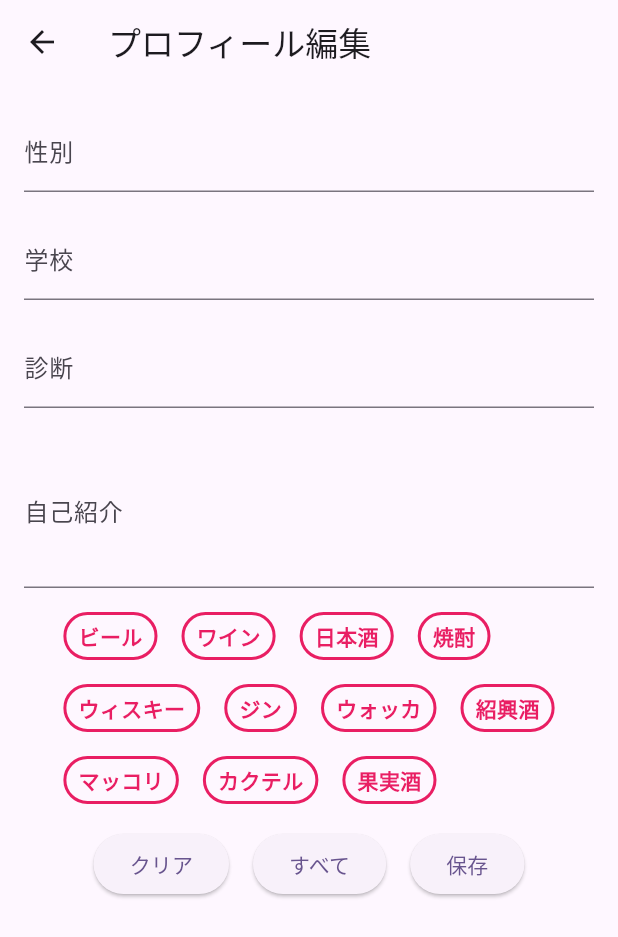
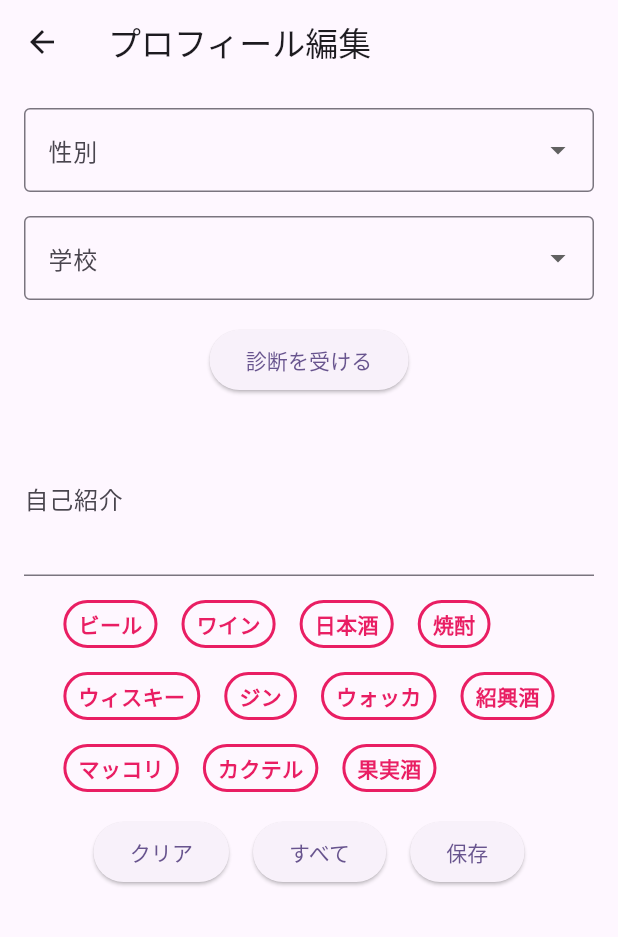
Before and after one commit to itc-s22004/GraduationFlutter, a Flutter app: the EditProfileScreen screen opened directly, on a phone screen of 412 x 824 dp. Shown: the top 937 px of the screen. Run offline on Flutter 3.47's test engine with Material 3 defaults, Android fonts, the phone set to English and light mode, and no system bars; our stand-ins replace appinio_swiper, cloud_firestore, firebase_auth, firebase_core, flutter_dotenv, flutter_riverpod and 2 more; accounts and stored records are empty; statements that could not run were skipped.

Commit message:
編集する画面を少し変更

```diff
--- a/lib/comp/tag.dart
+++ b/lib/comp/tag.dart
@@ -58,7 +58,7 @@ class _TagState extends State<Tag> {
     Navigator.push(
       context,
       MaterialPageRoute(
-        builder: (context) => Mbti(data: widget.email),
+        builder: (context) => Mbti(data: widget.email, fromEditProf: false,),
       ),
     );
   }
--- a/lib/login/login_validate.dart
+++ b/lib/login/login_validate.dart
@@ -103,6 +103,7 @@ class _LoginValidateState extends State<LoginValidate> {
                             authController.updateSchool(userData['school'] ?? '');
                             authController.updateDiagnosis(userData['diagnosis'] ?? '');
                             authController.updateGender(userData['gender'] ?? '');
+                            authController.updateIntroduction(userData['introduction'] ?? '');
 
                             if (userData['tag'] != null) {
                               List<String> userTags = List<String>.from(userData['tag']);
--- a/lib/setting/editProf.dart
+++ b/lib/setting/editProf.dart
@@ -2,6 +2,7 @@ import 'package:cloud_firestore/cloud_firestore.dart';
 import 'package:flutter/material.dart';
 import 'package:get/get.dart';
 import '../auth_controller.dart';
+import '../mbti/mbti.dart';
 
 class EditProfileScreen extends StatefulWidget {
   @override
@@ -9,6 +10,9 @@ class EditProfileScreen extends StatefulWidget {
 }
 
 class _EditProfileScreenState extends State<EditProfileScreen> {
+  String? _selectedGender;
+  String? _selectedSchool;
+
   final AuthController authController = Get.find<AuthController>();
 
   final TextEditingController genderController = TextEditingController();
@@ -57,8 +61,8 @@ class _EditProfileScreenState extends State<EditProfileScreen> {
             .then((snapshot) => snapshot.docs.first.reference);
 
         await userRef.then((ref) => ref.update({
-          'gender': genderController.text,
-          'school': schoolController.text,
+          'gender': _selectedGender,
+          'school': _selectedSchool,
           'diagnosis': diagnosisController.text,
           'introduction': introductionController.text,
           'tag': selectedTags,
@@ -104,25 +108,65 @@ class _EditProfileScreenState extends State<EditProfileScreen> {
         padding: const EdgeInsets.all(16.0),
         child: Column(
           children: [
-            TextField(
-              controller: genderController,
-              decoration: const InputDecoration(labelText: '性別'),
+            DropdownButtonFormField<String>(
+              value: _selectedGender,
+              items: ['男性', '女性', 'その他'].map((String value) {
+                return DropdownMenuItem<String>(
+                  value: value,
+                  child: Text(value),
+                );
+              }).toList(),
+              onChanged: (String? newValue) {
+                setState(() {
+                  _selectedGender = newValue;
+                });
+              },
+              decoration: const InputDecoration(
+                labelText: '性別',
+                border: OutlineInputBorder(),
+              ),
+            ),
+            const SizedBox(height: 16),
+            DropdownButtonFormField<String>(
+              value: _selectedSchool,
+              items: ['ITカレッジ', '外語学院'].map((String value) {
+                return DropdownMenuItem<String>(
+                  value: value,
+                  child: Text(value),
+                );
+              }).toList(),
+              onChanged: (String? newValue) {
+                setState(() {
+                  _selectedSchool = newValue;
+                });
+              },
+              decoration: const InputDecoration(
+                labelText: '学校',
+                border: OutlineInputBorder(),
+              ),
+            ),
+            // const SizedBox(height: 16),
+            // TextField(
+            //   controller: diagnosisController,
+            //   decoration: const InputDecoration(labelText: '診断'),
+            // ),
+            const SizedBox(height: 16),
+            ElevatedButton(
+              onPressed: () {
+                Navigator.push(
+                  context,
+                  MaterialPageRoute(
+                    builder: (context) => Mbti(data: authController.email.value, fromEditProf: true),
+                  ),
+                );
+              },
+              child: const Text('診断を受ける'),
             ),
             const SizedBox(height: 16),
             TextField(
-              controller: schoolController,
-              decoration: const InputDecoration(labelText: '学校'),
-            ),
-            const SizedBox(height: 16),
-            TextField(
-              controller: diagnosisController,
-              decoration: const InputDecoration(labelText: '診断'),
-            ),
-            const SizedBox(height: 16),
-            TextField(
-              controller: introductionController, // 自己紹介用テキストフィールド
+              controller: introductionController,
               decoration: const InputDecoration(labelText: '自己紹介'),
-              maxLines: 3, // 自己紹介を複数行で表示
+              maxLines: 3,
             ),
             const SizedBox(height: 16),
             Wrap(
--- a/lib/setting/setting.dart
+++ b/lib/setting/setting.dart
@@ -33,7 +33,7 @@ class SettingScreen extends StatelessWidget {
             Obx(() => _buildProfileItem(Icons.person, '性別', authController.gender.value)),
             Obx(() => _buildProfileItem(Icons.school, '学校', authController.school.value)),
             Obx(() => _buildProfileItem(Icons.book, '診断', authController.diagnosis.value)),
-            Obx(() => _buildProfileItem(Icons.info, '自己紹介', authController.introduction.value)),
+            Obx(() => _buildProfileItem(Icons.book, '自己紹介', authController.introduction.value)),
 
             Obx(() => _buildTagsSection(authController.tags)),
 
```
Also changed, not shown: lib/mbti/mbti.dart (+21 -8 lines), lib/registration/addinfo.dart (+37 -25 lines).
